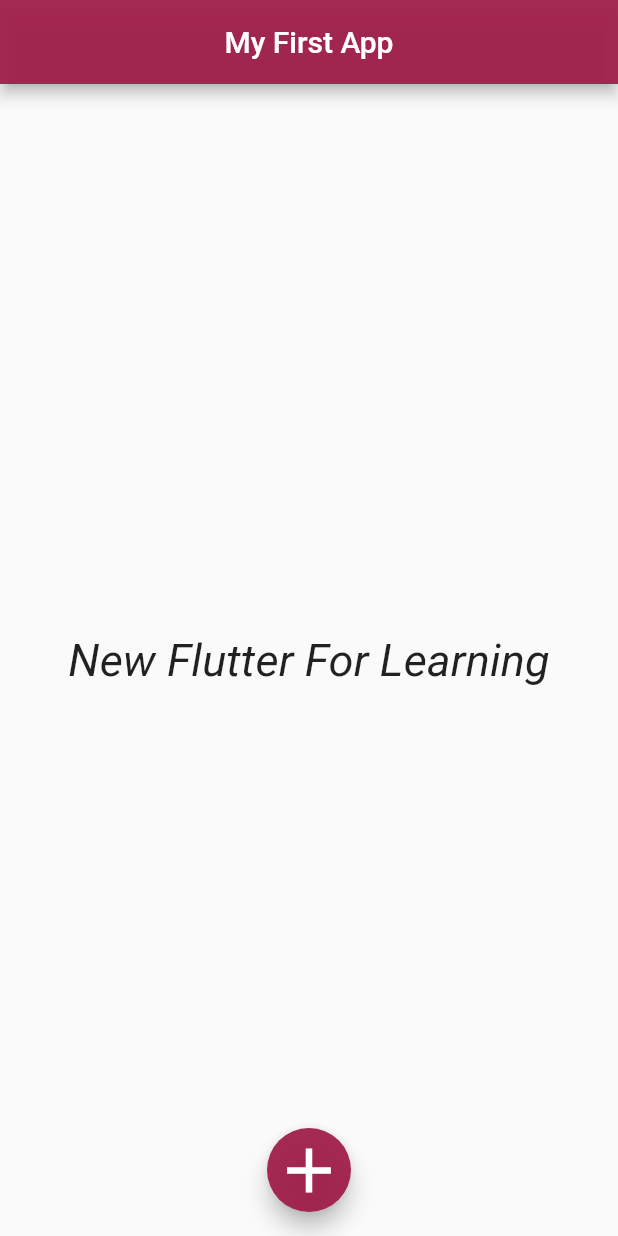
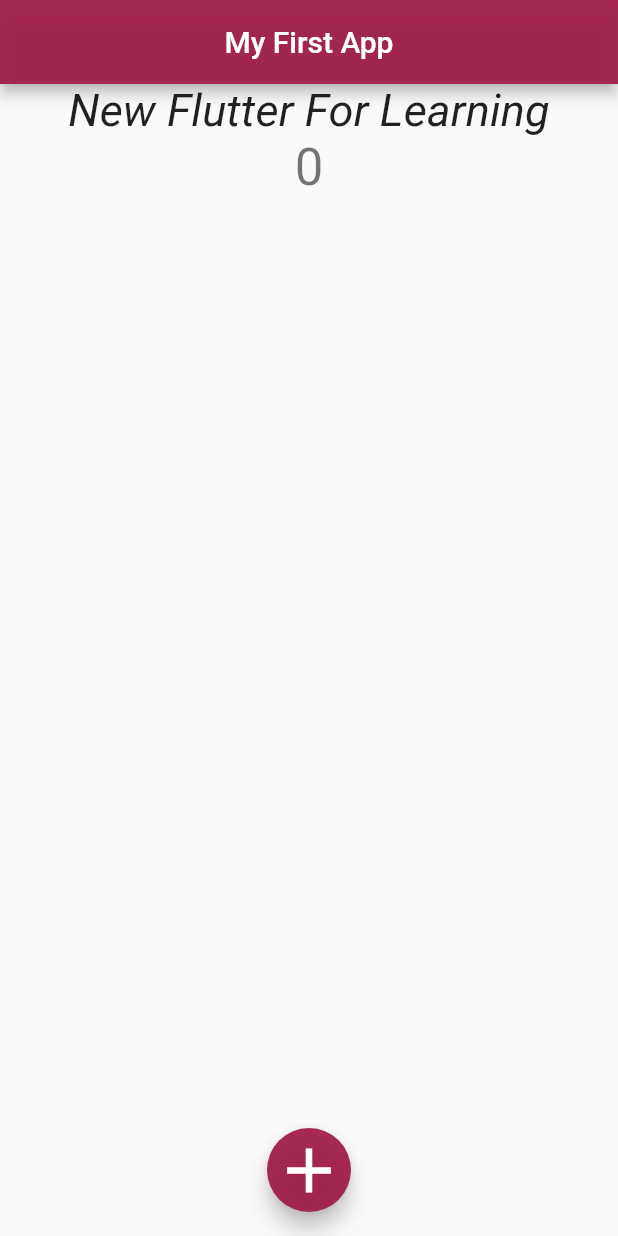
Before and after one commit to gitcoder-23/demo-app-flutter, a Flutter app: the screen it shows after launch, after a tap on the "add" icon, on a phone screen of 412 x 824 dp. Run offline on Flutter 3.47's test engine with Material 2 defaults, Android fonts, the phone set to English and light mode, and no system bars.

Commit message:
now stateless

```diff
--- a/lib/main.dart
+++ b/lib/main.dart
@@ -1,11 +1,17 @@
 import 'package:flutter/material.dart';
 
 void main() {
-  runApp(const MyApp());
+  runApp(MyApp());
 }
 
 class MyApp extends StatelessWidget {
-  const MyApp({super.key});
+  // const MyApp({super.key});
+
+  int count = 0;
+
+  void incrementCount() {
+    count + 1;
+  }
 
 // build method decorator
   @override
@@ -20,14 +26,32 @@ class MyApp extends StatelessWidget {
           // backgroundColor: Colors.pink,
           backgroundColor: const Color.fromARGB(240, 160, 29, 73),
         ),
-        body: const Center(
-          child: Text(
-            'New Flutter For Learning',
-            style: TextStyle(
-                fontSize: 30,
-                // color: Color.fromARGB(255, 119, 13, 59),
-                // fontWeight: FontWeight.bold,
-                fontStyle: FontStyle.italic),
+        // body: const Center(
+        //   child: Text(
+        //     'New Flutter For Learning',
+        //     style: TextStyle(
+        //         fontSize: 30,
+        //         // color: Color.fromARGB(255, 119, 13, 59),
+        //         // fontWeight: FontWeight.bold,
+        //         fontStyle: FontStyle.italic),
+        //   ),
+        // ),
+
+        body: Center(
+          child: Column(
+            children: [
+              const Text(
+                'New Flutter For Learning',
+                style: TextStyle(
+                  fontSize: 30,
+                  fontStyle: FontStyle.italic,
+                ),
+              ),
+              Text(
+                '$count',
+                style: Theme.of(context).textTheme.headline4,
+              ),
+            ],
           ),
         ),
         // floatingActionButton: FloatingActionButton(
@@ -49,9 +73,11 @@ class MyApp extends StatelessWidget {
           child: FittedBox(
             child: FloatingActionButton(
               onPressed: () {
+                count = count + 1;
                 // ignore: avoid_print
-                print('Button Clicked');
+                print('Button Clicked $count');
               },
+              tooltip: 'Increment',
               backgroundColor: const Color.fromARGB(240, 160, 29, 73),
               child: const Icon(
                 Icons.add,
@@ -63,6 +89,7 @@ class MyApp extends StatelessWidget {
 
         floatingActionButtonLocation: FloatingActionButtonLocation.centerFloat,
       ),
+
       debugShowCheckedModeBanner: false,
     );
   }
```
